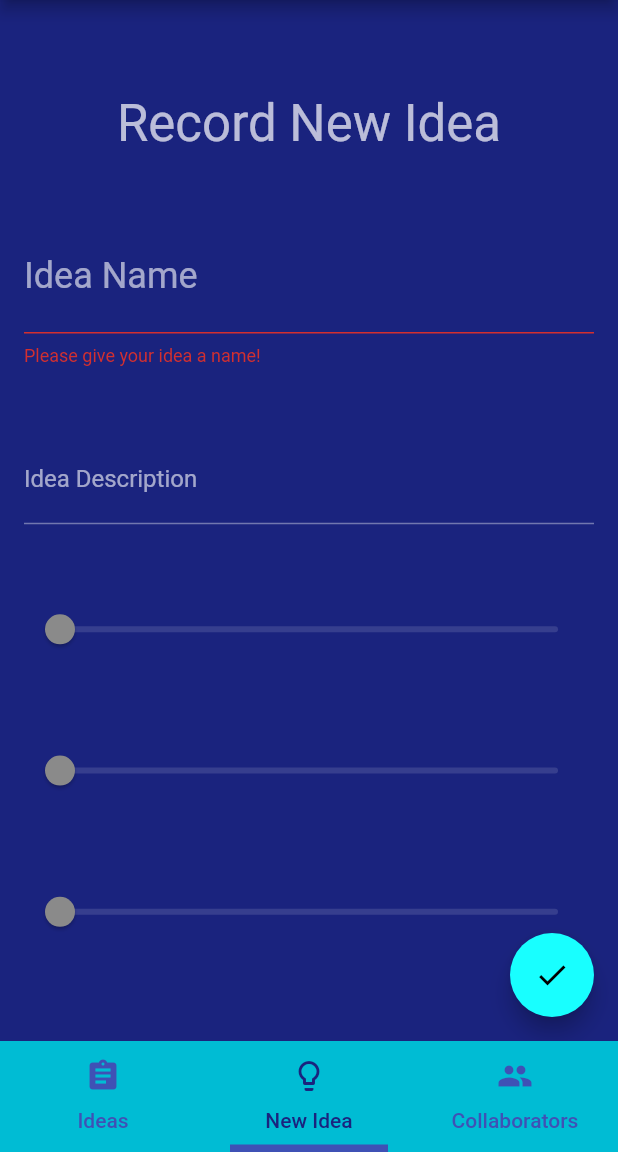
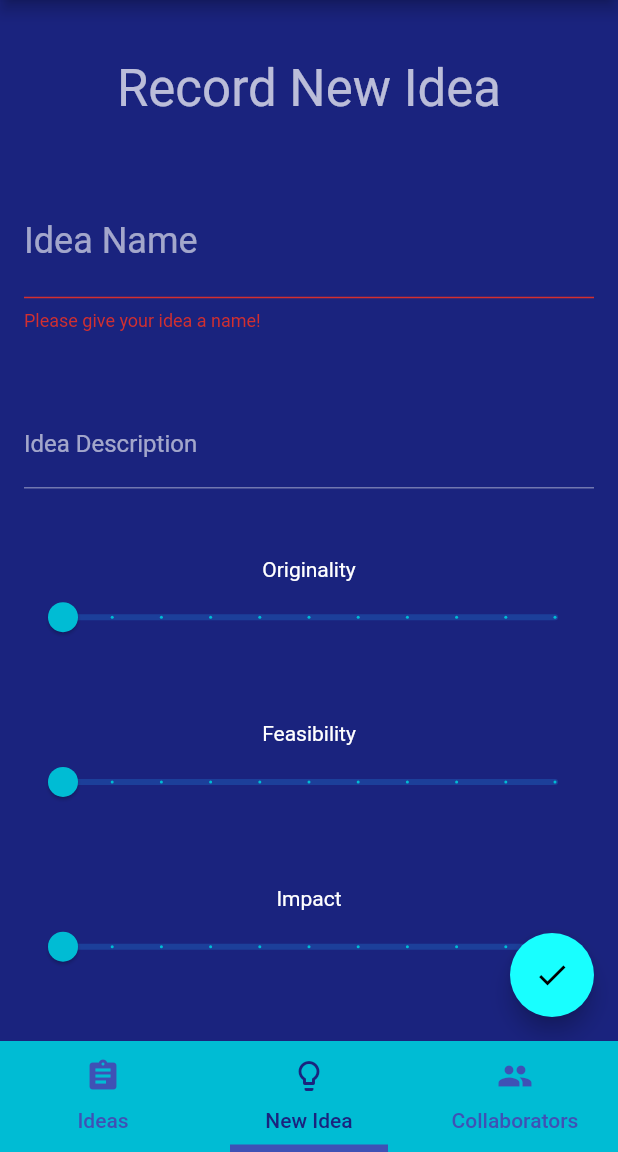
Before and after one commit to Tiger-Cross/Good-Ideas-Machine, a Flutter app: the screen it shows after launch, tab 2 chosen, after a tap on the "check" icon, on a phone screen of 412 x 824 dp, the part 84-1236 px from its top. Run offline on Flutter 3.47's test engine with Material 2 defaults, Android fonts, the phone set to English and light mode, and no system bars.

Commit message:
Implement data manager to store ideas.

```diff
--- a/good_ideas_machine/lib/main.dart
+++ b/good_ideas_machine/lib/main.dart
@@ -51,6 +51,7 @@ class _HomeScaffoldState extends State<HomeScaffold> {
       initialIndex: 1,
       length: 3,
       child: Scaffold(
+        resizeToAvoidBottomInset: false,
         appBar: AppBar(
           centerTitle: true,
           title: Text(widget.title),
--- a/good_ideas_machine/lib/newidea.dart
+++ b/good_ideas_machine/lib/newidea.dart
@@ -1,4 +1,5 @@
 import 'package:flutter/material.dart';
+import 'package:good_ideas_machine/datamanager.dart';
 
 class NewIdeaPage extends StatefulWidget {
   @override
@@ -6,16 +7,24 @@ class NewIdeaPage extends StatefulWidget {
 }
 
 class _NewIdeaPageState extends State<NewIdeaPage> {
+  double _originalitySliderValue = 0;
+  double _feasibilitySliderValue = 0;
+  double _impactSliderValue = 0;
+
   final _formKey = GlobalKey<FormState>();
   final _ideaTitleController = TextEditingController();
   final _ideaDescController = TextEditingController();
+  final DataManager _dataManager = DataManager();
 
   void submitNewIdea() {
     if (_formKey.currentState.validate()) {
-      Scaffold.of(context)
-          .showSnackBar(SnackBar(content: Text('Processing Data')));
-      print("New idea called: " + _ideaTitleController.text);
-      print("Idea description: " + _ideaDescController.text);
+      var data = _ideaTitleController.text + "\t"
+          + _ideaDescController.text + "\t"
+          + _originalitySliderValue.toString() + "\t"
+          + _feasibilitySliderValue.toString() + "\t"
+          + _impactSliderValue.toString();
+      _dataManager.writeContent(data);
+      // Reset form.
     }
   }
 
@@ -26,9 +35,32 @@ class _NewIdeaPageState extends State<NewIdeaPage> {
     super.dispose();
   }
 
+  Widget ideaRankSlider(String sliderTitle, String sliderDesc, double sliderVal,
+      ValueChanged<double> onChanged) {
+    return Column(
+      mainAxisAlignment: MainAxisAlignment.center,
+      children: <Widget>[
+        Text(sliderTitle),
+        Tooltip(
+            message: sliderDesc,
+            preferBelow: false,
+            child: Slider(
+              label: sliderVal.toString(),
+              divisions: 10,
+              activeColor: Colors.cyan,
+              value: sliderVal,
+              min: 0.0,
+              max: 10.0,
+              onChanged: onChanged,
+            )),
+      ],
+    );
+  }
+
   @override
   Widget build(BuildContext context) {
     return Scaffold(
+      resizeToAvoidBottomInset: false,
       body: Center(
         child: Container(
             padding: EdgeInsets.symmetric(
@@ -38,7 +70,7 @@ class _NewIdeaPageState extends State<NewIdeaPage> {
             child: Form(
               key: _formKey,
               child: Column(
-                mainAxisAlignment: MainAxisAlignment.spaceEvenly,
+                mainAxisAlignment: MainAxisAlignment.spaceAround,
                 children: <Widget>[
                   Text(
                     "Record New Idea",
@@ -62,9 +94,24 @@ class _NewIdeaPageState extends State<NewIdeaPage> {
                     decoration: InputDecoration(
                         labelText: 'Idea Description', hintText: '(Optional)'),
                   ),
-                  Slider(value: 0, onChanged: null),
-                  Slider(value: 0, onChanged: null),
-                  Slider(value: 0, onChanged: null),
+                  ideaRankSlider(
+                      "Originality",
+                      "How original you think your idea is on a scale of 1 to 10?",
+                      _originalitySliderValue, (newVal) {
+                    setState(() => _originalitySliderValue = newVal);
+                  }),
+                  ideaRankSlider(
+                      "Feasibility",
+                      "Rank the feasibility of creating your idea",
+                      _feasibilitySliderValue, (newVal) {
+                    setState(() => _feasibilitySliderValue = newVal);
+                  }),
+                  ideaRankSlider(
+                      "Impact",
+                      "What do you think the overall impact would be on others?",
+                      _impactSliderValue, (newVal) {
+                    setState(() => _impactSliderValue = newVal);
+                  }),
                 ],
               ),
             )),
--- a/good_ideas_machine/pubspec.yaml
+++ b/good_ideas_machine/pubspec.yaml
@@ -19,6 +19,7 @@ environment:
 dependencies:
   flutter:
     sdk: flutter
+  path_provider:
 
   # The following adds the Cupertino Icons font to your application.
   # Use with the CupertinoIcons class for iOS style icons.
```
Also changed, not shown: good_ideas_machine/lib/datamanager.dart (added, +48 -0 lines).
